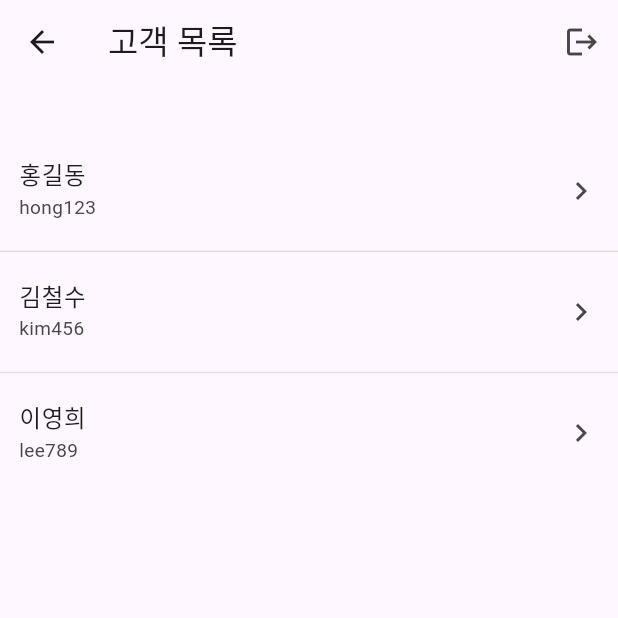
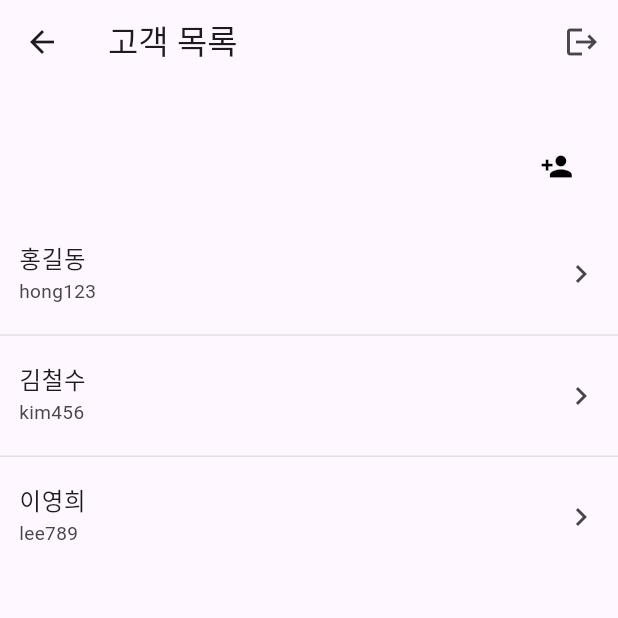
Before and after one commit to angry-dev/smile-monitoring, a Flutter app: the AdminHomePage screen opened directly, on a phone screen of 412 x 824 dp, the top half of it. Run offline on Flutter 3.47's test engine with Material 3 defaults, Android fonts, the phone set to English and light mode, and no system bars; our stand-ins replace flutter_riverpod, flutter_screenutil, shared_preferences; accounts and stored records are empty.

Commit message:
고객 등록 다이얼로그 추가

```diff
--- a/lib/page/admin_home_page.dart
+++ b/lib/page/admin_home_page.dart
@@ -1,6 +1,6 @@
 import 'package:flutter/material.dart';
-import 'package:flutter_app/widget/common_data_table.dart';
 import 'package:flutter_app/widget/cust_data_table.dart';
+import 'package:flutter_app/widget/customer_register_dialog.dart';
 import 'package:flutter_screenutil/flutter_screenutil.dart';
 import '../widget/logout_button.dart';
 
@@ -19,6 +19,37 @@ class AdminHomePage extends StatelessWidget {
           crossAxisAlignment: CrossAxisAlignment.start,
           children: [
             SizedBox(height: 16.h),
+            SizedBox(
+              width: double.infinity,
+              child: Padding(
+                padding: EdgeInsets.symmetric(horizontal: 16.w),
+                child: Align(
+                  alignment: Alignment.centerRight,
+                  child: IconButton(
+                    onPressed: () {
+                      final codeController = TextEditingController();
+                      final nameController = TextEditingController();
+                      showDialog(
+                        context: context,
+                        builder: (context) => CustomerRegisterDialog(
+                          codeController: codeController,
+                          nameController: nameController,
+                          onRegister: () {
+                            // TODO: 실제 등록 처리
+                            Navigator.of(context).pop();
+                          },
+                          onCancel: () => Navigator.of(context).pop(),
+                        ),
+                      );
+                    },
+                    icon: const Icon(Icons.person_add,
+                        size: 22, color: Colors.black),
+                    tooltip: '고객 등록',
+                  ),
+                ),
+              ),
+            ),
+            SizedBox(height: 8.h),
             const Expanded(
               child: CustDataTable(rows: [
                 ['홍길동', 'hong123'],
```
